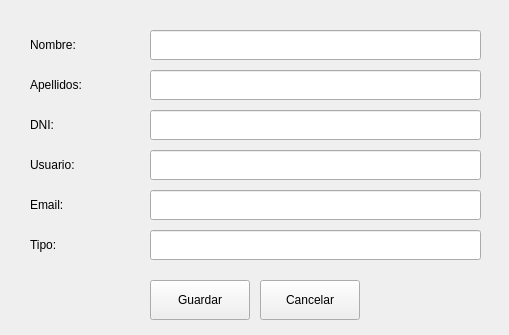
OscaarMG/campasgym, file src/vista/ui/ModificarSocio.ui: the form before one commit.
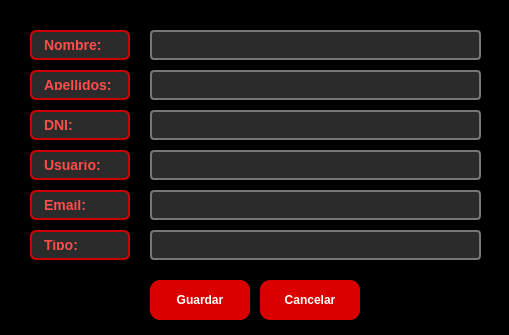
The form after the commit.

What changed in the file:
```diff
--- a/src/vista/ui/ModificarSocio.ui
+++ b/src/vista/ui/ModificarSocio.ui
@@ -13,6 +13,9 @@
   <property name="windowTitle">
    <string>Modificar Socio</string>
   </property>
+  <property name="styleSheet">
+   <string notr="true">background-color:#000000</string>
+  </property>
   <widget class="QLabel" name="labelNombre">
    <property name="geometry">
     <rect>
@@ -22,6 +25,17 @@
      <height>30</height>
     </rect>
    </property>
+   <property name="styleSheet">
+    <string notr="true">QLabel {
+    background-color: #2b2b2b;     
+    color: #ff4c4c;              
+    border: 2px solid #cc0000;     
+    padding: 8px;
+    font-size: 14px;
+    font-weight: bold;
+    border-radius: 6px;
+}</string>
+   </property>
    <property name="text">
     <string>Nombre:</string>
    </property>
@@ -35,6 +49,17 @@
      <height>30</height>
     </rect>
    </property>
+   <property name="styleSheet">
+    <string notr="true">QLineEdit {
+    background-color: #2b2b2b;      
+    color: white;                   
+    border: 1.5px solid #777777;     
+    padding: 8px;
+    border-radius: 4px;
+    selection-background-color: #444444;
+    selection-color: #ff4c4c;        
+}</string>
+   </property>
   </widget>
   <widget class="QLabel" name="labelApellidos">
    <property name="geometry">
@@ -45,6 +70,17 @@
      <height>30</height>
     </rect>
    </property>
+   <property name="styleSheet">
+    <string notr="true">QLabel {
+    background-color: #2b2b2b;     
+    color: #ff4c4c;              
+    border: 2px solid #cc0000;     
+    padding: 8px;
+    font-size: 14px;
+    font-weight: bold;
+    border-radius: 6px;
+}</string>
+   </property>
    <property name="text">
     <string>Apellidos:</string>
    </property>
@@ -58,6 +94,17 @@
      <height>30</height>
     </rect>
    </property>
+   <property name="styleSheet">
+    <string notr="true">QLineEdit {
+    background-color: #2b2b2b;      
+    color: white;                   
+    border: 1.5px solid #777777;     
+    padding: 8px;
+    border-radius: 4px;
+    selection-background-color: #444444;
+    selection-color: #ff4c4c;        
+}</string>
+   </property>
   </widget>
   <widget class="QLabel" name="labelDNI">
    <property name="geometry">
@@ -68,6 +115,17 @@
      <height>30</height>
     </rect>
    </property>
+   <property name="styleSheet">
+    <string notr="true">QLabel {
+    background-color: #2b2b2b;     
+    color: #ff4c4c;              
+    border: 2px solid #cc0000;     
+    padding: 8px;
+    font-size: 14px;
+    font-weight: bold;
+    border-radius: 6px;
+}</string>
+   </property>
    <property name="text">
     <string>DNI:</string>
    </property>
@@ -81,6 +139,17 @@
      <height>30</height>
     </rect>
    </property>
+   <property name="styleSheet">
+    <string notr="true">QLineEdit {
+    background-color: #2b2b2b;      
+    color: white;                   
+    border: 1.5px solid #777777;     
+    padding: 8px;
+    border-radius: 4px;
+    selection-background-color: #444444;
+    selection-color: #ff4c4c;        
+}</string>
+   </property>
   </widget>
   <widget class="QLabel" name="labelUsuario">
    <property name="geometry">
@@ -91,6 +160,17 @@
      <height>30</height>
     </rect>
    </property>
+   <property name="styleSheet">
+    <string notr="true">QLabel {
+    background-color: #2b2b2b;     
+    color: #ff4c4c;              
+    border: 2px solid #cc0000;     
+    padding: 8px;
+    font-size: 14px;
+    font-weight: bold;
+    border-radius: 6px;
+}</string>
+   </property>
    <property name="text">
     <string>Usuario:</string>
    </property>
@@ -104,6 +184,17 @@
      <height>30</height>
     </rect>
    </property>
+   <property name="styleSheet">
+    <string notr="true">QLineEdit {
+    background-color: #2b2b2b;      
+    color: white;                   
+    border: 1.5px solid #777777;     
+    padding: 8px;
+    border-radius: 4px;
+    selection-background-color: #444444;
+    selection-color: #ff4c4c;        
+}</string>
+   </property>
   </widget>
   <widget class="QLabel" name="labelEmail">
    <property name="geometry">
@@ -114,6 +205,17 @@
      <height>30</height>
     </rect>
    </property>
+   <property name="styleSheet">
+    <string notr="true">QLabel {
+    background-color: #2b2b2b;     
+    color: #ff4c4c;              
+    border: 2px solid #cc0000;     
+    padding: 8px;
+    font-size: 14px;
+    font-weight: bold;
+    border-radius: 6px;
+}</string>
+   </property>
    <property name="text">
     <string>Email:</string>
    </property>
@@ -127,6 +229,17 @@
      <height>30</height>
     </rect>
    </property>
+   <property name="styleSheet">
+    <string notr="true">QLineEdit {
+    background-color: #2b2b2b;      
+    color: white;                   
+    border: 1.5px solid #777777;     
+    padding: 8px;
+    border-radius: 4px;
+    selection-background-color: #444444;
+    selection-color: #ff4c4c;        
+}</string>
+   </property>
   </widget>
   <widget class="QLabel" name="labelTipo">
    <property name="geometry">
@@ -137,6 +250,17 @@
      <height>30</height>
     </rect>
    </property>
+   <property name="styleSheet">
+    <string notr="true">QLabel {
+    background-color: #2b2b2b;     
+    color: #ff4c4c;              
+    border: 2px solid #cc0000;     
+    padding: 8px;
+    font-size: 14px;
+    font-weight: bold;
+    border-radius: 6px;
+}</string>
+   </property>
    <property name="text">
     <string>Tipo:</string>
    </property>
@@ -150,6 +274,17 @@
      <height>30</height>
     </rect>
    </property>
+   <property name="styleSheet">
+    <string notr="true">QLineEdit {
+    background-color: #2b2b2b;      
+    color: white;                   
+    border: 1.5px solid #777777;     
+    padding: 8px;
+    border-radius: 4px;
+    selection-background-color: #444444;
+    selection-color: #ff4c4c;        
+}</string>
+   </property>
   </widget>
   <widget class="QPushButton" name="btnGuardar">
    <property name="geometry">
@@ -160,6 +295,20 @@
      <height>40</height>
     </rect>
    </property>
+   <property name="styleSheet">
+    <string notr="true">QPushButton {
+    background-color: #da0000;
+    color: white;
+    border-radius: 10px;
+    padding: 6px;
+    font-size: 12px;
+    font-weight: bold;
+}
+
+QPushButton:hover {
+    background-color: #aa0000;
+}</string>
+   </property>
    <property name="text">
     <string>Guardar</string>
    </property>
@@ -173,6 +322,20 @@
      <height>40</height>
     </rect>
    </property>
+   <property name="styleSheet">
+    <string notr="true">QPushButton {
+    background-color: #da0000;
+    color: white;
+    border-radius: 10px;
+    padding: 6px;
+    font-size: 12px;
+    font-weight: bold;
+}
+
+QPushButton:hover {
+    background-color: #aa0000;
+}</string>
+   </property>
    <property name="text">
     <string>Cancelar</string>
    </property>
```
